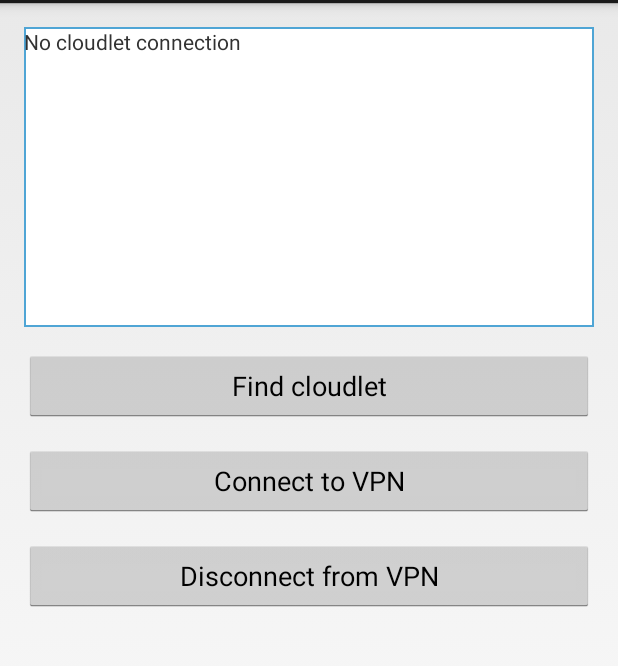
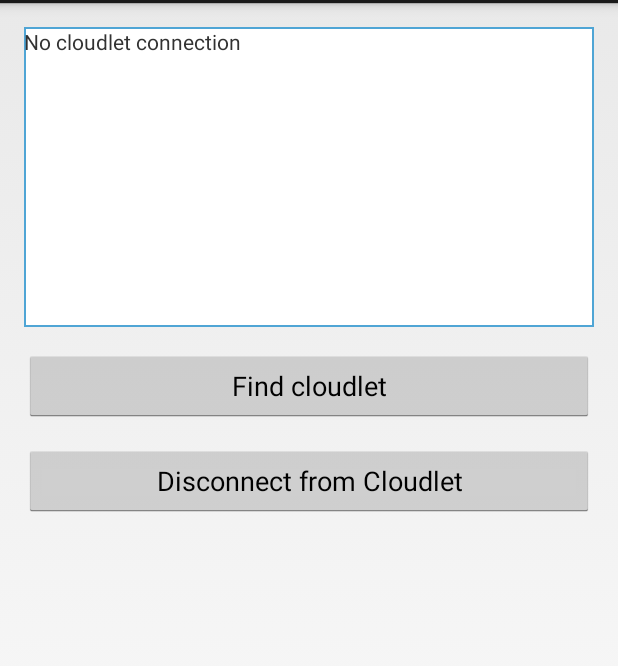
Before and after one commit to cmusatyalab/cloudlet-launcher, an Android app: the screen it shows after launch (MainActivity), on a phone screen of 412 x 824 dp, the part 69-735 px from its top. Run offline under Robolectric (Android 15) with nearby library versions, the phone set to English and light mode, and no system bars; libraries missing offline, so code that uses them is left out: edu.cmu.cs; 3 statements that could not run were skipped.

Commit message:
Implemented initial API for Gabriel applications to request cloudlet discovery and disconnection. Server IP is returned though a callback to the client. Tested with a Gabriel app.

```diff
--- a/app/src/main/java/edu/cmu/cs/elijah/cloudletlauncher/MainActivity.java
+++ b/app/src/main/java/edu/cmu/cs/elijah/cloudletlauncher/MainActivity.java
@@ -29,8 +29,7 @@ public class MainActivity extends Activity {
     // Views
     TextView textStatus;
     Button buttonFindCloudlet;
-    Button buttonConnectVPN;
-    Button buttonDisconnectVPN;
+    Button buttonDisconnectCloudlet;
 
     // Service for cloudlet functionalities
     private ICloudletService mCloudletService = null;
@@ -48,8 +47,13 @@ public class MainActivity extends Activity {
         // Get views
         textStatus = (TextView) findViewById(R.id.text_status);
         buttonFindCloudlet = (Button) findViewById(R.id.button_find_cloudlet);
-        buttonConnectVPN = (Button) findViewById(R.id.button_connect_VPN);
-        buttonDisconnectVPN = (Button) findViewById(R.id.button_disconnect_VPN);
+        buttonDisconnectCloudlet = (Button) findViewById(R.id.button_disconnect_cloudlet);
+    }
+
+    @Override
+    protected void onResume() {
+        Log.v(LOG_TAG, "++onResume");
+        super.onResume();
 
         // Bind to the Cloudlet service
         Intent intentCloudletService = new Intent(ICloudletService.class.getName());
@@ -58,61 +62,43 @@ public class MainActivity extends Activity {
     }
 
     @Override
-    protected void onResume() {
-        Log.v(LOG_TAG, "++onResume");
-        super.onResume();
-    }
+    protected void onPause() {
+        if (mCloudletService != null) {
+            try {
+                mCloudletService.disconnectCloudlet();
+                mCloudletService.unregisterCallback(mCallback);
+            } catch (RemoteException e) {}
+        }
+        unbindService(mConnection);
 
-    @Override
-    protected void onPause() {
         Log.v(LOG_TAG, "++onPause");
         super.onDestroy();
     }
 
     @Override
     protected void onDestroy() {
-        if (mCloudletService != null) {
-            try {
-                mCloudletService.unregisterCallback(mCallback);
-            } catch (RemoteException e) {}
-        }
-        unbindService(mConnection);
-
         Log.v(LOG_TAG, "++onDestroy");
         super.onDestroy();
     }
 
 
     /***** Begin handling button events ***************************************/
-    // Called when the "find_cloulet" button is clicked
+    // Called when the "find_cloudlet" button is clicked
     public void findCloudlet(View view) {
         if (mCloudletService != null) {
             try {
-                String cloudletIP = mCloudletService.findCloudlet();
-                textStatus.setText("Cloudlet found:" + cloudletIP);
+                mCloudletService.findCloudlet();
             } catch (RemoteException e) {
                 Log.e(LOG_TAG, "Error in getting cloudlet IP");
             }
         }
     }
 
-    // Called when the "connect_VPN" button is clicked
-    public void connectVPN(View view) {
-        // Start connection
+    // Called when the "disconnect_from_cloudlet" button is clicked
+    public void disconnectCloudlet(View view) {
         if (mCloudletService != null) {
             try {
-                mCloudletService.connectVPN();
-            } catch (RemoteException e) {
-                Log.e(LOG_TAG, "Error in starting VPN connection");
-            }
-        }
-    }
-
-    // Called when the "disconnect_VPN" button is clicked
-    public void disconnectVPN(View view) {
-        if (mCloudletService != null) {
-            try {
-                mCloudletService.disconnectVPN();
+                mCloudletService.disconnectCloudlet();
             } catch (RemoteException e) {
                 Log.e(LOG_TAG, "Error in disconnecting VPN service");
             }
@@ -122,11 +108,16 @@ public class MainActivity extends Activity {
 
     /***** Begin handling connection to cloudlet service **********************/
     private ICloudletServiceCallback mCallback = new ICloudletServiceCallback.Stub() {
-        @Override
         public void message(String message) throws RemoteException {
             Message msg = Message.obtain();
             msg.what = MSG_STATUS;
             msg.obj = message;
+            mHandler.sendMessage(msg);
+        }
+        public void newServerIP(String IP_addr) throws RemoteException {
+            Message msg = Message.obtain();
+            msg.what = MSG_STATUS;
+            msg.obj = "New server IP:" + IP_addr;
             mHandler.sendMessage(msg);
         }
     };
--- a/app/src/main/res/layout/activity_main.xml
+++ b/app/src/main/res/layout/activity_main.xml
@@ -28,19 +28,11 @@
         android:onClick="findCloudlet"/>
 
     <Button
-        android:id="@+id/button_connect_VPN"
-        android:layout_width="fill_parent"
-        android:layout_height="wrap_content"
-        android:layout_marginTop="15dp"
-        android:text="@string/connect_VPN"
-        android:onClick="connectVPN"/>
-
-    <Button
-        android:id="@+id/button_disconnect_VPN"
+        android:id="@+id/button_disconnect_cloudlet"
         android:layout_width="fill_parent"
         android:layout_height="wrap_content"
         android:layout_marginTop="15dp"
         android:text="@string/disconnect_VPN"
-        android:onClick="disconnectVPN"/>
+        android:onClick="disconnectCloudlet"/>
 
 </LinearLayout>
--- a/app/src/main/res/values/strings.xml
+++ b/app/src/main/res/values/strings.xml
@@ -5,5 +5,5 @@
     <string name="status_default">No cloudlet connection</string>
     <string name="find_cloudlet">Find cloudlet</string>
     <string name="connect_VPN">Connect to VPN</string>
-    <string name="disconnect_VPN">Disconnect from VPN</string>
+    <string name="disconnect_VPN">Disconnect from Cloudlet</string>
 </resources>
```
Also changed, not shown: app/src/main/java/edu/cmu/cs/elijah/cloudletlauncher/CloudletService.java (+8 -8 lines), app/src/main/aidl/edu/cmu/cs/elijah/cloudletlauncher/api/ICloudletService.aidl, app/src/main/aidl/edu/cmu/cs/elijah/cloudletlauncher/api/ICloudletServiceCallback.aidl.
